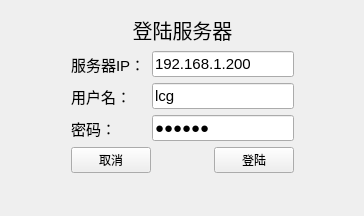
The window that loginwindow.ui (George-sudo/AST1520ClientUpgradeTool) describes before a commit, drawn with Qt 5.
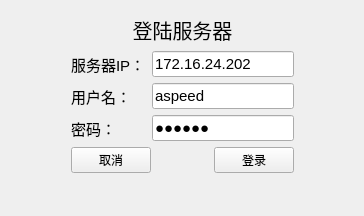
The same window after the commit.

```diff
--- a/loginwindow.ui
+++ b/loginwindow.ui
@@ -135,7 +135,7 @@
               </font>
              </property>
              <property name="text">
-              <string>192.168.1.200</string>
+              <string>172.16.24.202</string>
              </property>
             </widget>
            </item>
@@ -153,7 +153,7 @@
               </font>
              </property>
              <property name="text">
-              <string>lcg</string>
+              <string>aspeed</string>
              </property>
              <property name="cursorMoveStyle">
               <enum>Qt::VisualMoveStyle</enum>
@@ -210,7 +210,7 @@
          <item>
           <widget class="QPushButton" name="LoginBt">
            <property name="text">
-            <string>登陆</string>
+            <string>登录</string>
            </property>
           </widget>
          </item>
```
